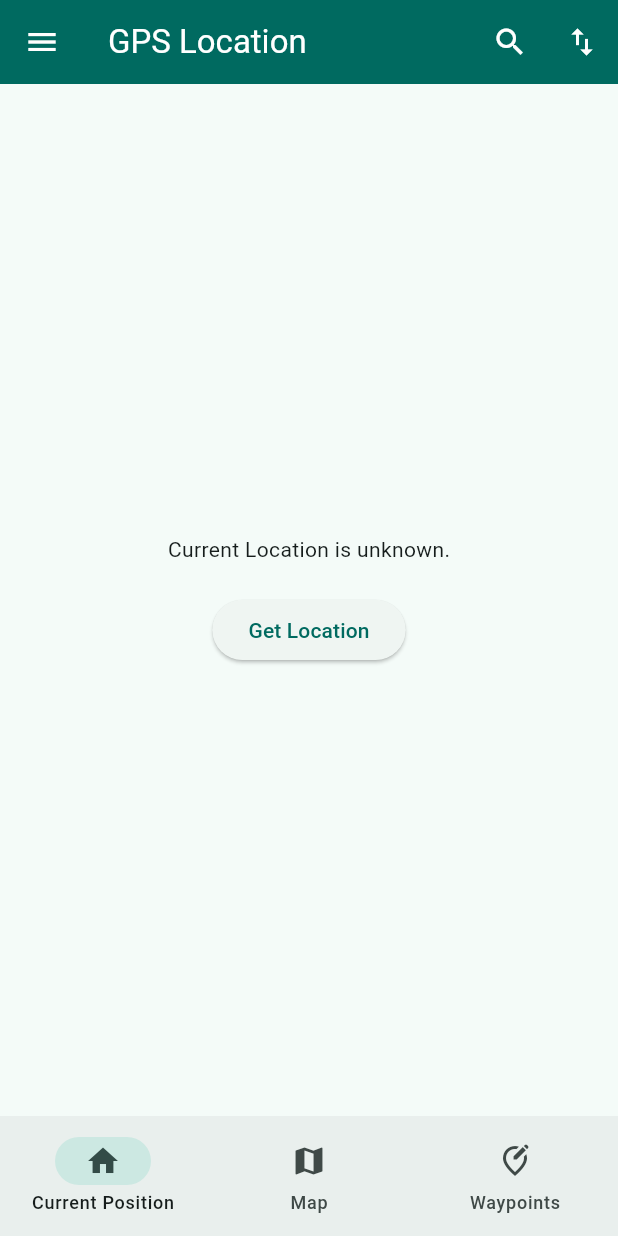
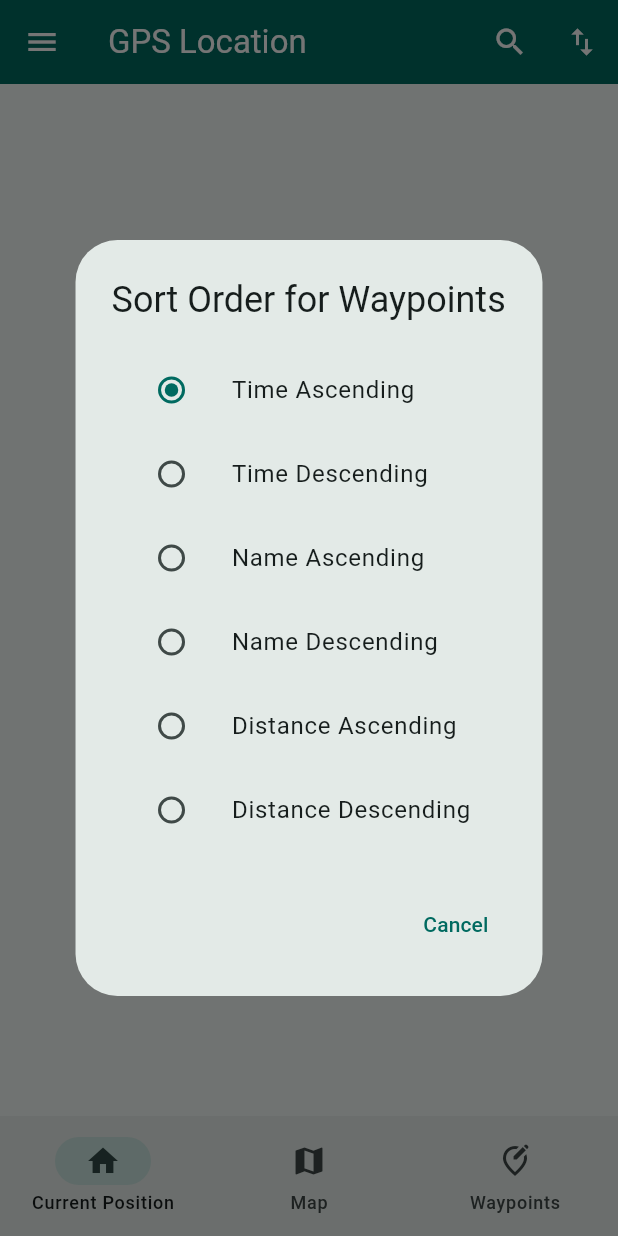
Before and after one commit to florianneukirchen/gps_location, a Flutter app: the screen it shows after launch, after a tap on the "swap vert" icon, on a phone screen of 412 x 824 dp. Run offline on Flutter 3.47's test engine with Material 3 defaults, Android fonts, the light colour scheme and no system bars; our stand-ins replace flutter_map, geolocator, latlong2; missing offline and left inert: proj4dart.

Commit message:
Allow to change search order in the UI

```diff
--- a/lib/myhomepage.dart
+++ b/lib/myhomepage.dart
@@ -4,7 +4,6 @@ import 'mypositionpage.dart';
 import 'waypointspage.dart';
 import 'myapp.dart';
 import 'mapwidget.dart';
-
 
 
 class MyHomePage extends StatefulWidget {
@@ -19,6 +18,57 @@ class MyHomePage extends StatefulWidget {
 class _MyHomePageState extends State<MyHomePage> {
   var selectedIndex = 0;
 
+  // For the switching in the dialog
+  //SortOrder _selectedSortOrder = SortOrder.nameAscending;
+
+  void _showSortOrderDialog() {
+    showDialog(
+      context: context,
+      builder: (BuildContext context) {
+        return AlertDialog(
+          title: Text("Sort Order for Waypoints"),
+          content: Column(
+            mainAxisSize: MainAxisSize.min,
+            children: <Widget>[
+              _buildRadioListTile('Time Ascending', SortOrder.timeAscending),
+              _buildRadioListTile('Time Descending', SortOrder.timeDescending),
+              _buildRadioListTile('Name Ascending', SortOrder.nameAscending),
+              _buildRadioListTile('Name Descending', SortOrder.nameDescending),
+              _buildRadioListTile('Distance Ascending', SortOrder.distanceAscending),
+              _buildRadioListTile('Distance Descending', SortOrder.distanceDescending),
+            ],
+          ),
+          actions: <Widget>[
+            TextButton(
+              child: Text('Cancel'),
+              onPressed: () {
+                Navigator.of(context).pop();
+              }
+            )
+          ]
+        );
+      },
+    );
+  }
+
+  Widget _buildRadioListTile(String title, SortOrder value) {
+    var appState = context.watch<MyAppState>();
+    return ListTile(
+      title: Text(title),
+      leading: Radio<SortOrder>(
+        value: value,
+        groupValue: appState.sortOrder,
+        onChanged: (SortOrder? selectedValue) {
+          if (selectedValue != null) {
+            appState.sortOrder = selectedValue;
+            Navigator.of(context).pop();
+            // Apply sort order logic here
+            appState.sortWaypoints();
+          };
+        },
+      ),
+    );
+  }
 
   @override
   Widget build(BuildContext context) {
@@ -61,9 +111,7 @@ class _MyHomePageState extends State<MyHomePage> {
               Icons.swap_vert,
               semanticLabel: "sort order",
             ),
-            onPressed: () {
-              //TODO
-            }
+            onPressed: _showSortOrderDialog,
           )
         ],
       ),
```
Also changed, not shown: lib/myapp.dart (+21 -8 lines).
